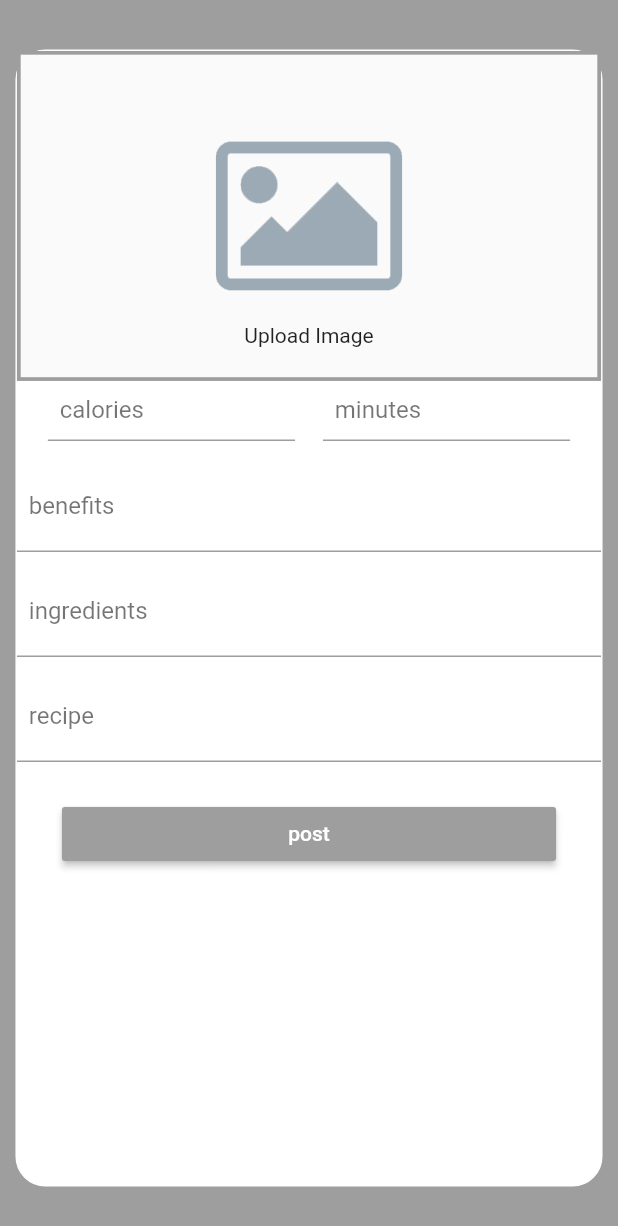
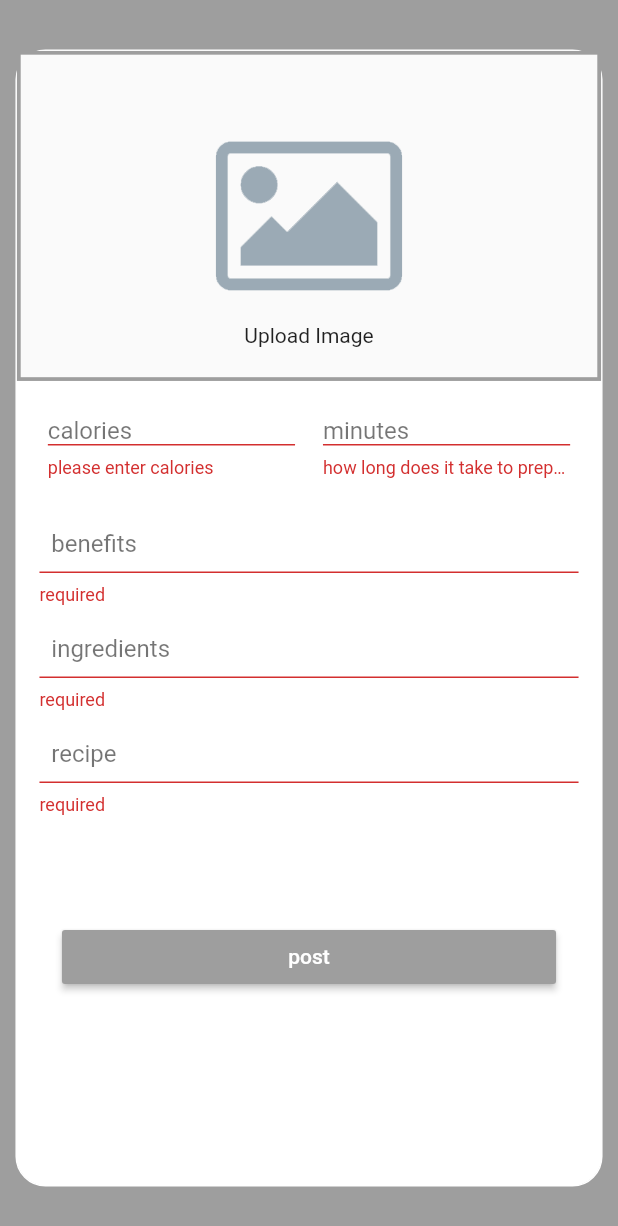
Before and after one commit to Health-Social/app_guru, a Flutter app: the MealUploadPage screen opened directly with empty values, after a tap on "post", on a phone screen of 412 x 824 dp. Shown: the top 1226 px of the screen. Run offline on Flutter 3.47's test engine with Material 2 defaults, Android fonts, the light colour scheme and no system bars; our stand-ins replace flutter_rating.

Commit message:
dietpost upload

```diff
--- a/lib/pages/upload pages/meal.dart
+++ b/lib/pages/upload pages/meal.dart
@@ -4,33 +4,21 @@ import '../../users/user_details.dart';
 import '../../post types/diet_post.dart';
 import '../../users/full_bio.dart';
 
+// pages
+import '../../main.dart';
+
 class MealUploadPage extends StatefulWidget {
   final Color _colour;
+  final Function addPost;
 
-  MealUploadPage(this._colour);
+  MealUploadPage(this._colour, this.addPost);
 
   _MealUploadPageState createState() => _MealUploadPageState();
 }
 
-//  ///
-//   ///
-// // Dummy User FUll Bio
-// FullBio _dummyUserFullBio = FullBio(title: 'full bio in hrerre');
-//   ///// Dummy User
-// UserDetails _dummyUser = UserDetails(
-//   userId: '@ZachWolpe87',
-//   userEmail: 'dummy@dummy.com',
-//   userName: 'Zach Wolpe',
-//   userProfilePicture: 'assets/images/profile_pic2.jpg',
-//   userPassword: 'dummy password',
-//   userBio: '22 year old South African, staying healthy',
-//   userFullBio: _dummyUserFullBio,
-// );
+class _MealUploadPageState extends State<MealUploadPage> {
+  GlobalKey<FormState> _globalKey = GlobalKey<FormState>();
 
-//   ///
-//   ///
-
-class _MealUploadPageState extends State<MealUploadPage> {
   ///// Dummy User
   UserDetails _dummyUser = UserDetails(
     userId: '@ZachWolpe87',
@@ -43,12 +31,12 @@ class _MealUploadPageState extends State<MealUploadPage> {
   );
 
   // data to save for post
-  String placeholderImage = 'assets/images/logo.png';
-  double calories;
-  double minutes;
-  String benefits;
-  List<String> ingredients;
-  String recipe;
+  String _placeholderImage = 'assets/images/logoBlue.png';
+  double _calories;
+  double _minutes;
+  List<String> _benefits;
+  List<String> _ingredients;
+  String _recipe;
 
   InputDecoration _textFieldStyle(String _label) {
     // consistent text style
@@ -85,6 +73,30 @@ class _MealUploadPageState extends State<MealUploadPage> {
     );
   }
 
+  Widget _titleFormField() {
+    // Text field (function and design)
+    return Container(
+      padding: EdgeInsets.all(10),
+      child: TextFormField(
+        onSaved: (text) {
+          setState(() {});
+        },
+        validator: (String value) {
+          if (value.isEmpty) {
+            return 'title is required';
+          }
+        },
+        maxLength: 20,
+        decoration: InputDecoration(
+            labelText: 'Title',
+            labelStyle: TextStyle(
+              fontSize: 20,
+              color: Colors.grey,
+            )),
+      ),
+    );
+  }
+
   Widget _caloriesAndTime() {
     // calories and time imput feilds
     return Row(children: <Widget>[
@@ -93,14 +105,20 @@ class _MealUploadPageState extends State<MealUploadPage> {
         // calories input
         height: 40,
         width: MediaQuery.of(context).size.width * 0.4,
-        child: TextField(
-          onSubmitted: (_calories) {
+        child: TextFormField(
+          //   key: _globalKey,
+          onSaved: (calories) {
             setState(() {
-              calories = double.parse(_calories);
+              _calories = double.parse(calories);
             });
           },
+          validator: (value) {
+            if (value.isEmpty) {
+              return 'please enter calories';
+            }
+          },
           keyboardType: TextInputType.number,
-          decoration: _textFieldStyle('  calories'),
+          decoration: _textFieldStyle('calories'),
         ),
       ),
       Expanded(child: Container()),
@@ -108,14 +126,19 @@ class _MealUploadPageState extends State<MealUploadPage> {
         // Time input
         height: 40,
         width: MediaQuery.of(context).size.width * 0.4,
-        child: TextField(
-          onChanged: (text) {
+        child: TextFormField(
+          onSaved: (value) {
             setState(() {
-              minutes = double.parse(text);
+              _minutes = double.parse(value);
             });
           },
-          keyboardType: TextInputType.datetime,
-          decoration: _textFieldStyle('  minutes'),
+          validator: (value) {
+            if (value.isEmpty) {
+              return 'how long does it take to prepare?';
+            }
+          },
+          keyboardType: TextInputType.number,
+          decoration: _textFieldStyle('minutes'),
         ),
       ),
       Container(width: MediaQuery.of(context).size.width * 0.05),
@@ -143,13 +166,19 @@ class _MealUploadPageState extends State<MealUploadPage> {
         Center(
           // benefits input
           child: Container(
+            padding: EdgeInsets.symmetric(horizontal: 15),
             height: 60,
             width: MediaQuery.of(context).size.width * 0.95,
-            child: TextField(
-              onChanged: (text) {
+            child: TextFormField(
+              onSaved: (text) {
                 setState(() {
-                  benefits = text;
+                  _benefits = [text];
                 });
+              },
+              validator: (text) {
+                if (text.isEmpty) {
+                  return 'required';
+                }
               },
               maxLines: 2,
               keyboardType: TextInputType.text,
@@ -161,13 +190,19 @@ class _MealUploadPageState extends State<MealUploadPage> {
         Center(
           // ingredients input
           child: Container(
+            padding: EdgeInsets.symmetric(horizontal: 15),
             height: 60,
             width: MediaQuery.of(context).size.width * 0.95,
-            child: TextField(
-              onChanged: (text) {
+            child: TextFormField(
+              onSaved: (text) {
                 setState(() {
-                  // text --> list
+                  _ingredients = [text];
                 });
+              },
+              validator: (text) {
+                if (text.isEmpty) {
+                  return 'required';
+                }
               },
               maxLines: 2,
               keyboardType: TextInputType.text,
@@ -179,13 +214,19 @@ class _MealUploadPageState extends State<MealUploadPage> {
         Center(
           // recipe input
           child: Container(
+            padding: EdgeInsets.symmetric(horizontal: 15),
             height: 60,
             width: MediaQuery.of(context).size.width * 0.95,
-            child: TextField(
-              onChanged: (text) {
+            child: TextFormField(
+              onSaved: (text) {
                 setState(() {
-                  recipe = text;
+                  _recipe = text;
                 });
+              },
+              validator: (text) {
+                if (text.isEmpty) {
+                  return 'required';
+                }
               },
               maxLines: 2,
               keyboardType: TextInputType.text,
@@ -197,18 +238,17 @@ class _MealUploadPageState extends State<MealUploadPage> {
     );
   }
 
-  _newPost() {
+  DietPost _newPost() {
     // create the new post
-    DietPost _newPost = DietPost(
+    return DietPost(
       meal: true,
-      imagePath: placeholderImage,
-      calories: calories,
-      minutes: minutes,
-      ingredients: [],
-      recipe: recipe,
-      benefits: [],
-      bodyTag: '',
-      imageUrl: placeholderImage,
+      imagePath: _placeholderImage,
+      calories: _calories,
+      minutes: _minutes,
+      ingredients: _ingredients,
+      recipe: _recipe,
+      benefits: _benefits,
+      imageUrl: _placeholderImage,
       userDetails: _dummyUser,
     );
   }
@@ -220,7 +260,24 @@ class _MealUploadPageState extends State<MealUploadPage> {
         child: RaisedButton(
           onPressed: () {
             // add post function
-        _newPost();
+            if (!_globalKey.currentState.validate()) {
+              return;
+            }
+            _globalKey.currentState.save();
+            DietPost _newPost = DietPost(
+              meal: true,
+              imagePath: _placeholderImage,
+              calories: _calories,
+              minutes: _minutes,
+              ingredients: _ingredients,
+              recipe: _recipe,
+              benefits: _benefits,
+              imageUrl: _placeholderImage,
+              userDetails: _dummyUser,
+            );
+            widget.addPost(_newPost);
+            Navigator.pushReplacement(context,
+                MaterialPageRoute(builder: (BuildContext context) => MyApp()));
           },
           color: widget._colour,
           child: Text('post', style: TextStyle(color: Colors.white)),
@@ -244,15 +301,19 @@ class _MealUploadPageState extends State<MealUploadPage> {
             border: Border.all(color: Colors.white),
             borderRadius: BorderRadius.circular(20),
           ),
+          child: Form(
+            key: _globalKey,
             child: ListView(
               children: <Widget>[
                 _uploadImage(),
+                SizedBox(height: 25),
                 _caloriesAndTime(),
-              SizedBox(height: 14),
+                SizedBox(height: 25),
                 _benefitsIngredientsRecipe(),
-              SizedBox(height: 14),
+                SizedBox(height: 60),
                 _postButton(),
               ],
+            ),
           ),
         ),
       ),
--- a/lib/pages/upload.dart
+++ b/lib/pages/upload.dart
@@ -51,7 +51,7 @@ class _UploadPageState extends State<UploadPage> with TickerProviderStateMixin {
             Navigator.push(
                 context,
                 MaterialPageRoute(
-                    builder: (BuildContext context) => MealUploadPage(colour)));
+                    builder: (BuildContext context) => MealUploadPage(colour, widget.addPost)));
           }
         },
         onDoubleTap: () {
--- a/lib/post types/diet_post.dart
+++ b/lib/post types/diet_post.dart
@@ -17,7 +17,6 @@ class DietPost {
   // final String title;
   // final String description;
   // final String tag;
-  final String bodyTag;
   final double price;
   // location
   final List<Map> ratings;
@@ -34,7 +33,6 @@ class DietPost {
       @required this.recipe,
       @required this.imageUrl,
       @required this.imagePath,
-      @required this.bodyTag,
       @required this.meal,
       this.calories,
       this.minutes,
--- a/lib/widgets/post_elements/interact.dart
+++ b/lib/widgets/post_elements/interact.dart
@@ -78,7 +78,7 @@ class _InteractState extends State<Interact> {
     Widget _listTile(int index) {
       // view ratings
       if (_currentIndex == 0) {
-        if (widget._post.rating != null) {
+        if (widget._post.ratings != null) {
           return ListTile(
             title: Text(widget._post.ratings[index]['userid']),
             trailing: Container(
--- a/pubspec.yaml
+++ b/pubspec.yaml
@@ -62,7 +62,8 @@ flutter:
     - assets/images/burger2.jpg
     - assets/images/placeholderImage.jpg
     - assets/images/default.png
-    - assets/images/logo.png
+    - assets/images/logoBlue.png
+    - assets/images/logoInverse.png
 
   # An image asset can refer to one or more resolution-specific "variants", see
   # https://flutter.io/assets-and-images/#resolution-aware.
```
Also changed, not shown: lib/main.dart (+1 -9 lines), lib/pages/upload pages/text.dart (+22 -13 lines), lib/post display/home page card/diet.dart (+9 -8 lines), assets/images/logoBlue.png (added), assets/images/logoInverse.PNG (added). Lines whose indentation alone changed are shown as unchanged.
